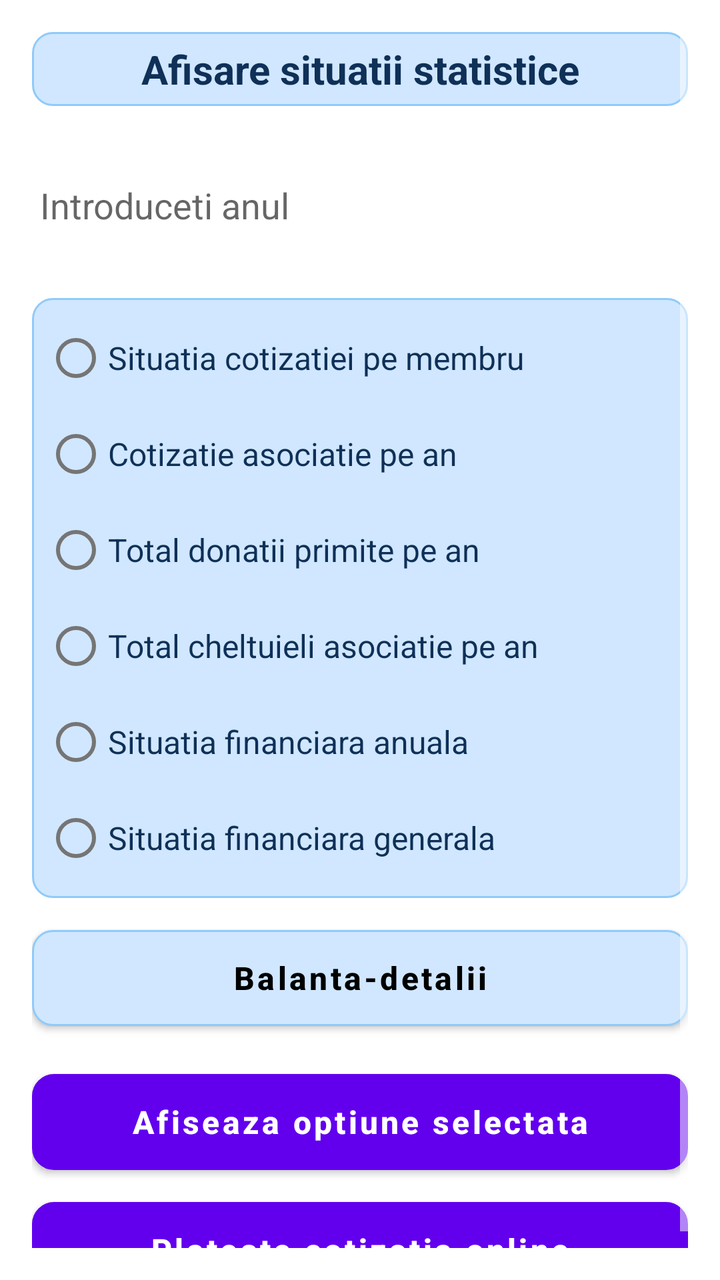
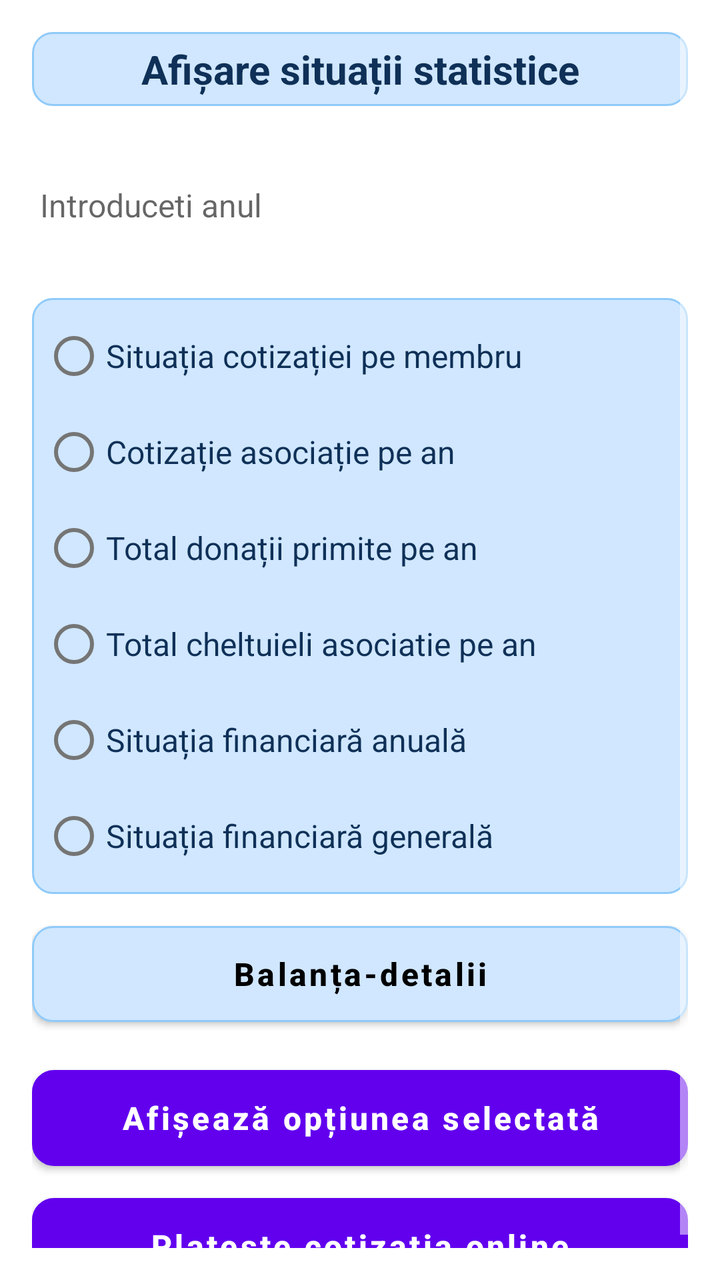

Screens rendered from an Android XML layout before and after an edit, with the pre-edit source and the edit as a unified diff.
<!-- AndroidManifest.xml: application theme Theme.Cotizatia -->
<!-- res/layout/activity_main.xml -->
<?xml version="1.0" encoding="utf-8"?>
<ScrollView xmlns:android="http://schemas.android.com/apk/res/android"
    xmlns:app="http://schemas.android.com/apk/res-auto"
    xmlns:tools="http://schemas.android.com/tools"
    android:layout_width="match_parent"
    android:layout_height="match_parent"
    android:fillViewport="true"
    android:padding="16dp"
    tools:context=".MainActivity">

    <androidx.constraintlayout.widget.ConstraintLayout
        android:id="@+id/mainLayout"
        android:layout_width="match_parent"
        android:layout_height="wrap_content">

        <TextView
            android:id="@+id/textViewTitlu"
            android:layout_width="0dp"
            android:layout_height="wrap_content"
            android:background="@drawable/caseta"
            android:text="@string/app_titlu_princ"
            android:textAlignment="center"
            android:textColor="@color/edit_text_text"
            android:textSize="20sp"
            android:textStyle="bold"
            android:paddingBottom="5dp"
            android:paddingTop="5dp"
            app:layout_constraintTop_toTopOf="parent"
            app:layout_constraintStart_toStartOf="parent"
            app:layout_constraintEnd_toEndOf="parent" />

        <EditText
            android:id="@+id/editTextAnul"
            android:layout_width="0dp"
            android:layout_height="wrap_content"
            android:minHeight="48dp"
            android:layout_marginTop="24dp"
            android:ems="10"
            android:hint="@string/anul"
            android:inputType="number"
            android:textColor="#041B2E"
            android:textSize="18sp"
            android:importantForAutofill="no"
            app:layout_constraintTop_toBottomOf="@id/textViewTitlu"
            app:layout_constraintStart_toStartOf="parent"
            app:layout_constraintEnd_toEndOf="parent" />

        <RadioGroup
            android:id="@+id/radio_grup"
            android:layout_width="0dp"
            android:layout_height="wrap_content"
            android:layout_marginTop="24dp"
            android:background="@drawable/caseta"
            android:clipToPadding="false"
            android:padding="6dp"
            app:layout_constraintTop_toBottomOf="@id/editTextAnul"
            app:layout_constraintStart_toStartOf="parent"
            app:layout_constraintEnd_toEndOf="parent">

            <RadioButton
                android:id="@+id/radio_cot_persoana"
                style="@style/RadioButtonStyle"
                android:layout_width="match_parent"
                android:layout_height="wrap_content"
                android:checked="false"
                android:text="@string/SitCotMem" />

            <RadioButton
                android:id="@+id/radio_total_cot_pe_an"
                style="@style/RadioButtonStyle"
                android:layout_width="match_parent"
                android:layout_height="wrap_content"
                android:checked="false"
                android:text="@string/CotAsAn" />

            <RadioButton
                android:id="@+id/radio_donatii_asoc_an"
                style="@style/RadioButtonStyle"
                android:layout_width="match_parent"
                android:layout_height="wrap_content"
                android:checked="false"
                android:text="@string/TotDonatii" />

            <RadioButton
                android:id="@+id/radio_chelt_asoc_an"
                style="@style/RadioButtonStyle"
                android:layout_width="match_parent"
                android:layout_height="wrap_content"
                android:checked="false"
                android:text="@string/TotCheltAn" />
            <RadioButton
                android:id="@+id/radio_sit_gen_anuala"
                style="@style/RadioButtonStyle"
                android:layout_width="match_parent"
                android:layout_height="wrap_content"
                android:checked="false"
                android:text="@string/SitFinAnuala" />

            <RadioButton
                android:id="@+id/radio_sit_gen_asoc"
                style="@style/RadioButtonStyle"
                android:layout_width="match_parent"
                android:layout_height="wrap_content"
                android:checked="false"
                android:text="@string/SitFinGen" />
        </RadioGroup>
        <Button
            android:id="@+id/btnBalantaDetalii"
            android:layout_width="0dp"
            android:layout_height="wrap_content"
            android:layout_marginTop="16dp"
            android:background="@drawable/balanta_button_background"
            app:backgroundTint="@null"
            android:text="@string/BalantaDetails"
            android:textAllCaps="false"
            android:textColor="@color/black"
            android:textSize="16sp"
            android:textStyle="bold"
            app:layout_constraintTop_toBottomOf="@id/radio_grup"
            app:layout_constraintStart_toStartOf="parent"
            app:layout_constraintEnd_toEndOf="parent" />

        <Button
            android:id="@+id/btnSend"
            android:layout_width="0dp"
            android:layout_height="wrap_content"
            android:layout_marginTop="24dp"
            android:background="@drawable/mybutton"
            android:text="@string/afiseaza"
            android:textAllCaps="false"
            android:textSize="16sp"
            android:textStyle="bold"
            app:layout_constraintTop_toBottomOf="@id/btnBalantaDetalii"
            app:layout_constraintStart_toStartOf="parent"
            app:layout_constraintEnd_toEndOf="parent" />

        <Button
            android:id="@+id/btnPlataOnline"
            android:layout_width="0dp"
            android:layout_height="wrap_content"
            android:layout_marginTop="16dp"
            android:layout_marginBottom="32dp"
            android:background="@drawable/mybutton"
            android:text="@string/PlataOnline"
            android:textAllCaps="false"
            android:textColor="@color/white"
            android:textStyle="bold"
            android:textSize="16sp"
            app:layout_constraintTop_toBottomOf="@id/btnSend"
            app:layout_constraintStart_toStartOf="parent"
            app:layout_constraintEnd_toEndOf="parent" />

    </androidx.constraintlayout.widget.ConstraintLayout>
</ScrollView>
<!-- resources referenced by this layout -->
<resources>
  <color name="black">#FF000000</color>
  <color name="edit_text_text">#0F3057</color>
  <color name="white">#FFFFFFFF</color>
  <!-- drawable caseta (drawable-v24) -->
  <?xml version="1.0" encoding="utf-8"?>
  <selector xmlns:android="http://schemas.android.com/apk/res/android">
  
      <item >
          <shape android:shape="rectangle" >
              <corners android:radius="10dp" />
  
  
              <solid android:color="@color/sky_blue_bg" />
              <stroke android:width="1dp" android:color="@color/sky_blue_stroke" />
          </shape>
      </item>
  </selector>
  <string name="BalantaDetails">Balanta-detalii</string>
  <string name="CotAsAn">Cotizatie asociatie pe an</string>
  <string name="PlataOnline">Plateste cotizatia online</string>
  <string name="SitCotMem">Situatia cotizatiei pe membru</string>
  <string name="SitFinAnuala">Situatia financiara anuala</string>
  <string name="SitFinGen">Situatia financiara generala</string>
  <string name="TotCheltAn">Total cheltuieli asociatie pe an</string>
  <string name="TotDonatii">Total donatii primite pe an</string>
  <string name="afiseaza"><font fgcolor="#ffffff">Afiseaza optiune selectata</font></string>
  <string name="anul">Introduceti anul</string>
  <string name="app_titlu_princ">Afisare situatii statistice</string>
  <style name="RadioButtonStyle">
          <item name="android:textSize">16sp</item>
          <item name="android:textColor">@color/edit_text_text</item>
      </style>
  <style name="Theme.Cotizatia" parent="Theme.MaterialComponents.DayNight.DarkActionBar">
          
          <item name="colorPrimary">@color/purple_500</item>
          <item name="colorPrimaryVariant">@color/purple_700</item>
          <item name="colorOnPrimary">@color/white</item>
          
          <item name="colorSecondary">@color/teal_200</item>
          <item name="colorSecondaryVariant">@color/teal_700</item>
          <item name="colorOnSecondary">@color/black</item>
          
          <item name="android:statusBarColor" tools:targetApi="l">?attr/colorPrimaryVariant</item>
          
  
          <item name="android:colorControlNormal">@color/white</item>
          <item name="android:colorControlActivated">@color/white</item>
          <item name="android:colorControlHighlight">@android:color/transparent</item>
  
      </style>
  <color name="royalblue">#4169E1</color>
  <color name="sky_blue_stroke">#90CAF9</color>
  <color name="sky_blue_bg">#D0E7FF</color>
  <color name="purple_500">#FF6200EE</color>
  <color name="purple_700">#FF3700B3</color>
  <color name="teal_200">#FF03DAC5</color>
  <color name="teal_700">#FF018786</color>
  <!-- unchanged entries left out for length: 2 -->
</resources>

<!-- the commit's change to res/layout/activity_main.xml (unified diff, before → after) -->
@@ -5,7 +5,7 @@
     android:layout_width="match_parent"
     android:layout_height="match_parent"
     android:fillViewport="true"
-    android:padding="16dp"
+    android:padding="@dimen/margin_standard"
     tools:context=".MainActivity">
 
     <androidx.constraintlayout.widget.ConstraintLayout
@@ -21,10 +21,10 @@
             android:text="@string/app_titlu_princ"
             android:textAlignment="center"
             android:textColor="@color/edit_text_text"
-            android:textSize="20sp"
+            android:textSize="@dimen/text_title_size"
             android:textStyle="bold"
-            android:paddingBottom="5dp"
-            android:paddingTop="5dp"
+            android:paddingTop="@dimen/margin_small"
+            android:paddingBottom="@dimen/margin_small"
             app:layout_constraintTop_toTopOf="parent"
             app:layout_constraintStart_toStartOf="parent"
             app:layout_constraintEnd_toEndOf="parent" />
@@ -33,13 +33,13 @@
             android:id="@+id/editTextAnul"
             android:layout_width="0dp"
             android:layout_height="wrap_content"
-            android:minHeight="48dp"
-            android:layout_marginTop="24dp"
+            android:minHeight="@dimen/edittext_min_height"
+            android:layout_marginTop="@dimen/margin_large"
             android:ems="10"
             android:hint="@string/anul"
             android:inputType="number"
             android:textColor="#041B2E"
-            android:textSize="18sp"
+            android:textSize="@dimen/text_body_size"
             android:importantForAutofill="no"
             app:layout_constraintTop_toBottomOf="@id/textViewTitlu"
             app:layout_constraintStart_toStartOf="parent"
@@ -49,10 +49,10 @@
             android:id="@+id/radio_grup"
             android:layout_width="0dp"
             android:layout_height="wrap_content"
-            android:layout_marginTop="24dp"
+            android:layout_marginTop="@dimen/margin_large"
             android:background="@drawable/caseta"
             android:clipToPadding="false"
-            android:padding="6dp"
+            android:padding="@dimen/margin_small"
             app:layout_constraintTop_toBottomOf="@id/editTextAnul"
             app:layout_constraintStart_toStartOf="parent"
             app:layout_constraintEnd_toEndOf="parent">
@@ -88,6 +88,7 @@
                 android:layout_height="wrap_content"
                 android:checked="false"
                 android:text="@string/TotCheltAn" />
+
             <RadioButton
                 android:id="@+id/radio_sit_gen_anuala"
                 style="@style/RadioButtonStyle"
@@ -104,17 +105,18 @@
                 android:checked="false"
                 android:text="@string/SitFinGen" />
         </RadioGroup>
+
         <Button
             android:id="@+id/btnBalantaDetalii"
             android:layout_width="0dp"
             android:layout_height="wrap_content"
-            android:layout_marginTop="16dp"
+            android:layout_marginTop="@dimen/margin_medium"
             android:background="@drawable/balanta_button_background"
             app:backgroundTint="@null"
             android:text="@string/BalantaDetails"
             android:textAllCaps="false"
             android:textColor="@color/black"
-            android:textSize="16sp"
+            android:textSize="@dimen/text_body_size"
             android:textStyle="bold"
             app:layout_constraintTop_toBottomOf="@id/radio_grup"
             app:layout_constraintStart_toStartOf="parent"
@@ -124,11 +126,11 @@
             android:id="@+id/btnSend"
             android:layout_width="0dp"
             android:layout_height="wrap_content"
-            android:layout_marginTop="24dp"
+            android:layout_marginTop="@dimen/margin_large"
             android:background="@drawable/mybutton"
             android:text="@string/afiseaza"
             android:textAllCaps="false"
-            android:textSize="16sp"
+            android:textSize="@dimen/text_body_size"
             android:textStyle="bold"
             app:layout_constraintTop_toBottomOf="@id/btnBalantaDetalii"
             app:layout_constraintStart_toStartOf="parent"
@@ -138,14 +140,14 @@
             android:id="@+id/btnPlataOnline"
             android:layout_width="0dp"
             android:layout_height="wrap_content"
-            android:layout_marginTop="16dp"
-            android:layout_marginBottom="32dp"
+            android:layout_marginTop="@dimen/margin_medium"
+            android:layout_marginBottom="@dimen/margin_xlarge"
             android:background="@drawable/mybutton"
             android:text="@string/PlataOnline"
             android:textAllCaps="false"
             android:textColor="@color/white"
             android:textStyle="bold"
-            android:textSize="16sp"
+            android:textSize="@dimen/text_body_size"
             app:layout_constraintTop_toBottomOf="@id/btnSend"
             app:layout_constraintStart_toStartOf="parent"
             app:layout_constraintEnd_toEndOf="parent" />
<!-- resource entries referenced after the edit -->
@@ -3,6 +3,14 @@
   <color name="black">#FF000000</color>
   <color name="edit_text_text">#0F3057</color>
   <color name="white">#FFFFFFFF</color>
+  <dimen name="edittext_min_height">48dp</dimen>
+  <dimen name="margin_large">24dp</dimen>
+  <dimen name="margin_medium">16dp</dimen>
+  <dimen name="margin_small">5dp</dimen>
+  <dimen name="margin_standard">16dp</dimen>
+  <dimen name="margin_xlarge">32dp</dimen>
+  <dimen name="text_body_size">16sp</dimen>
+  <dimen name="text_title_size">20sp</dimen>
   <!-- drawable caseta (drawable-v24) -->
   <?xml version="1.0" encoding="utf-8"?>
   <selector xmlns:android="http://schemas.android.com/apk/res/android">
@@ -17,17 +25,17 @@
           </shape>
       </item>
   </selector>
-  <string name="BalantaDetails">Balanta-detalii</string>
-  <string name="CotAsAn">Cotizatie asociatie pe an</string>
-  <string name="PlataOnline">Plateste cotizatia online</string>
-  <string name="SitCotMem">Situatia cotizatiei pe membru</string>
-  <string name="SitFinAnuala">Situatia financiara anuala</string>
-  <string name="SitFinGen">Situatia financiara generala</string>
+  <string name="BalantaDetails">Balanța-detalii</string>
+  <string name="CotAsAn">Cotizație asociație pe an</string>
+  <string name="PlataOnline">Platește cotizația online</string>
+  <string name="SitCotMem">Situația cotizației pe membru</string>
+  <string name="SitFinAnuala">Situația financiară anuală</string>
+  <string name="SitFinGen">Situația financiară generală</string>
   <string name="TotCheltAn">Total cheltuieli asociatie pe an</string>
-  <string name="TotDonatii">Total donatii primite pe an</string>
-  <string name="afiseaza"><font fgcolor="#ffffff">Afiseaza optiune selectata</font></string>
+  <string name="TotDonatii">Total donații primite pe an</string>
+  <string name="afiseaza"><font fgcolor="#ffffff">Afișează opțiunea selectată</font></string>
   <string name="anul">Introduceti anul</string>
-  <string name="app_titlu_princ">Afisare situatii statistice</string>
+  <string name="app_titlu_princ">Afișare situații statistice</string>
   <style name="RadioButtonStyle">
           <item name="android:textSize">16sp</item>
           <item name="android:textColor">@color/edit_text_text</item>
